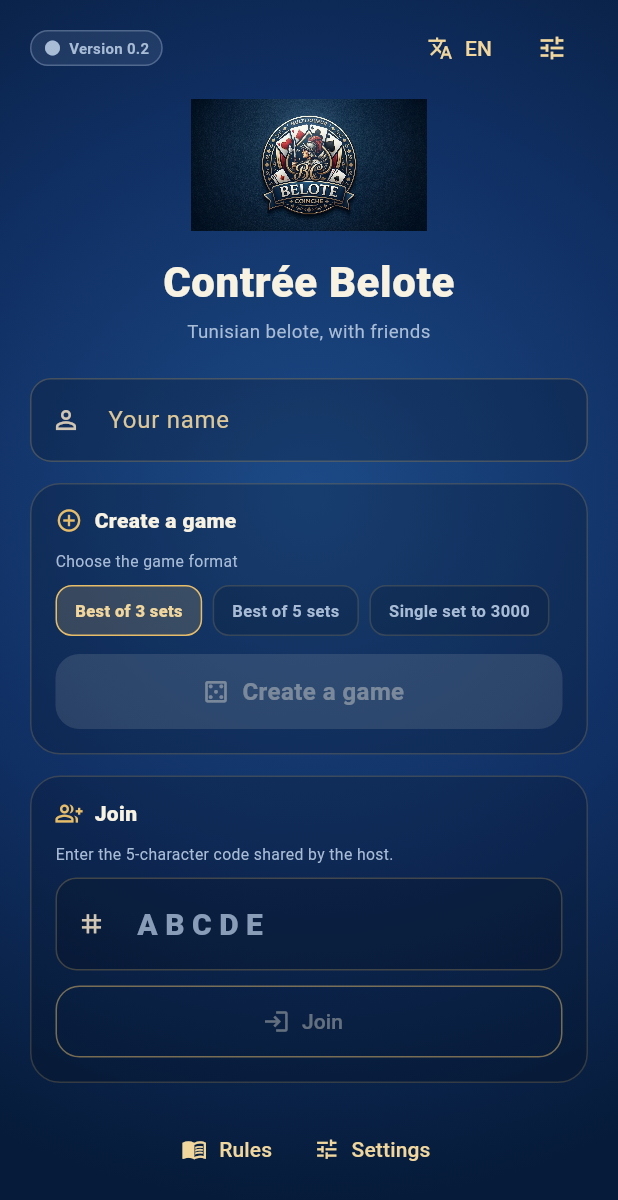
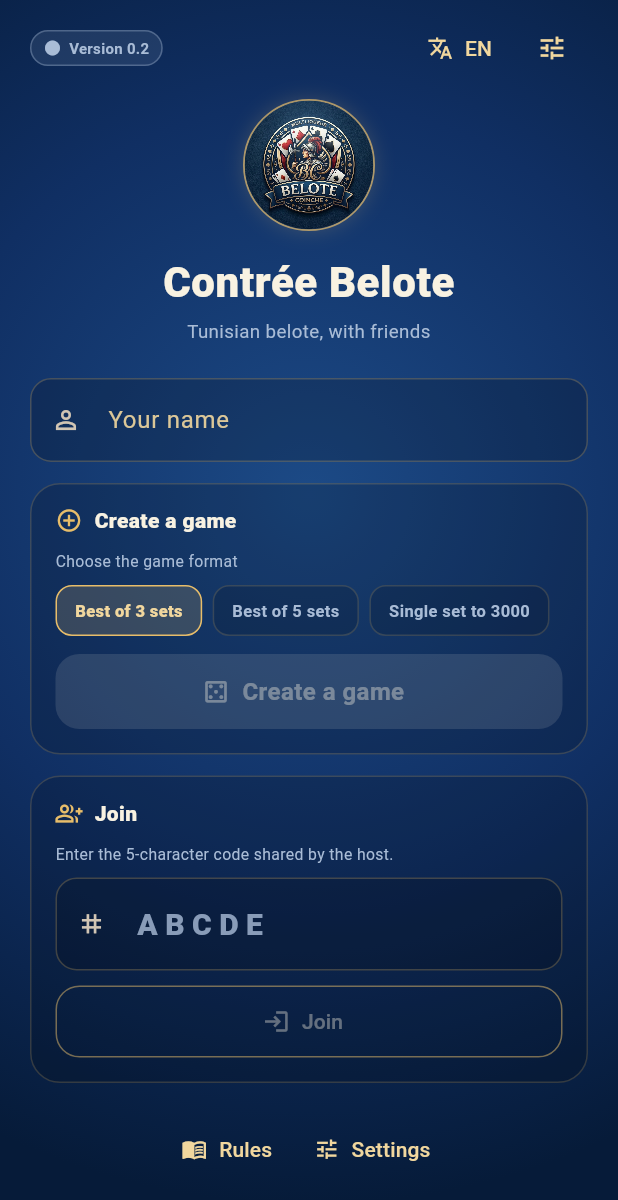
Before and after one commit to borhendkhil/belote, a Flutter app: the screen it shows after launch, on a phone screen of 412 x 824 dp. Shown: the top 1200 px of the screen. Run offline on Flutter 3.47's test engine with Material 3 defaults, Android fonts, the phone set to English and light mode, and no system bars; our stand-ins replace cupertino_ui, material_ui, shared_preferences; statements that could not run were skipped.

Commit message:
Make app logo circular and move score table to left corner

```diff
--- a/apps/bellote_app/lib/widgets/app_logo.dart
+++ b/apps/bellote_app/lib/widgets/app_logo.dart
@@ -1,11 +1,14 @@
 import 'package:material_ui/material_ui.dart';
 
 import '../core/l10n.dart';
+import '../core/theme.dart';
 
 /// Logo officiel de Belote, utilisé sur toutes les pages de l'application.
+/// Il est toujours présenté dans un disque, comme un cache de table.
 class AppLogo extends StatelessWidget {
   const AppLogo({super.key, this.height = 34});
 
+  /// Diamètre du disque en pixels logiques.
   final double height;
 
   static const String asset = 'assets/images/belote-logo.jpeg';
@@ -14,11 +17,32 @@ class AppLogo extends StatelessWidget {
   Widget build(BuildContext context) {
     return Semantics(
       label: L10n.of(context).t('appTitle'),
-      child: Image.asset(
-        asset,
+      child: Container(
+        width: height,
         height: height,
-        fit: BoxFit.contain,
-        filterQuality: FilterQuality.high,
+        decoration: BoxDecoration(
+          shape: BoxShape.circle,
+          border: Border.all(
+            color: AppTheme.gold.withValues(alpha: 0.7),
+            width: 1.2,
+          ),
+          boxShadow: [
+            BoxShadow(
+              color: AppTheme.gold.withValues(alpha: 0.18),
+              blurRadius: 10,
+              spreadRadius: 0.5,
+            ),
+          ],
+        ),
+        child: ClipOval(
+          child: Image.asset(
+            asset,
+            width: height,
+            height: height,
+            fit: BoxFit.cover,
+            filterQuality: FilterQuality.high,
+          ),
+        ),
       ),
     );
   }
--- a/apps/bellote_app/pubspec.yaml
+++ b/apps/bellote_app/pubspec.yaml
@@ -1,7 +1,7 @@
 name: bellote_app
 description: Belote contrée tunisienne — jeu mobile multijoueur.
 publish_to: "none"
-version: 0.2.0+14
+version: 0.2.0+15
 
 environment:
   sdk: ">=3.6.0 <4.0.0"
```
Also changed, not shown: apps/bellote_app/lib/screens/table_screen.dart (+11 -2 lines), apps/bellote_app/lib/widgets/score_table.dart (+11 -3 lines), apps/bellote_app/assets/images/belote-logo Background Removed.png (added), 2 other files.
